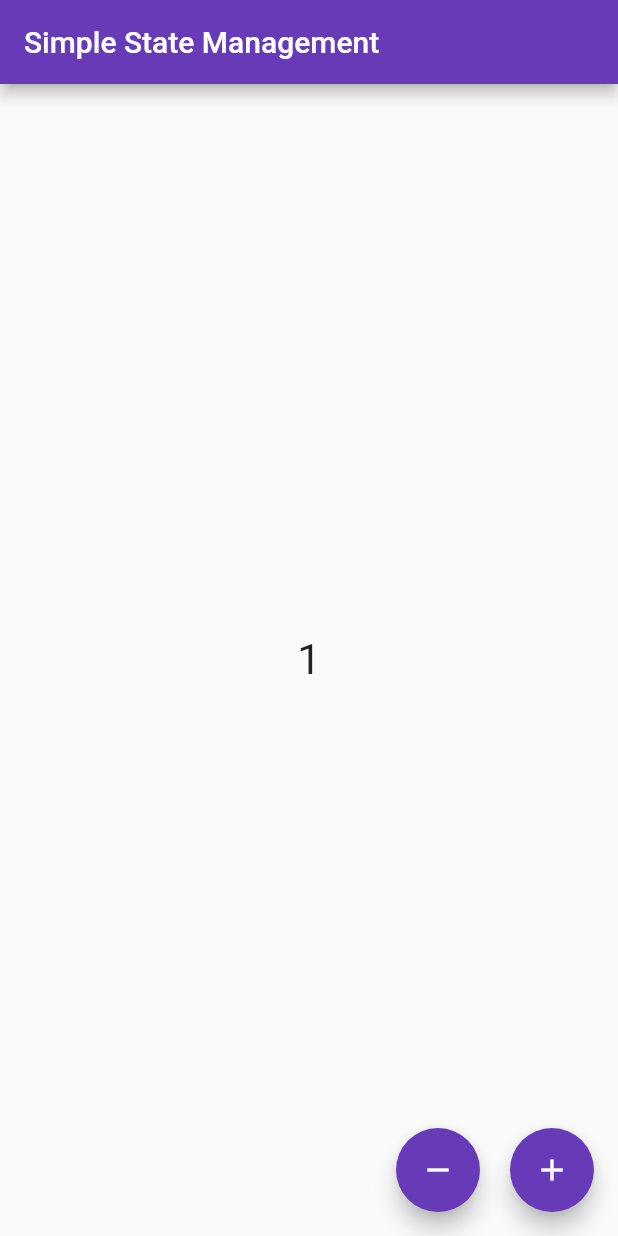
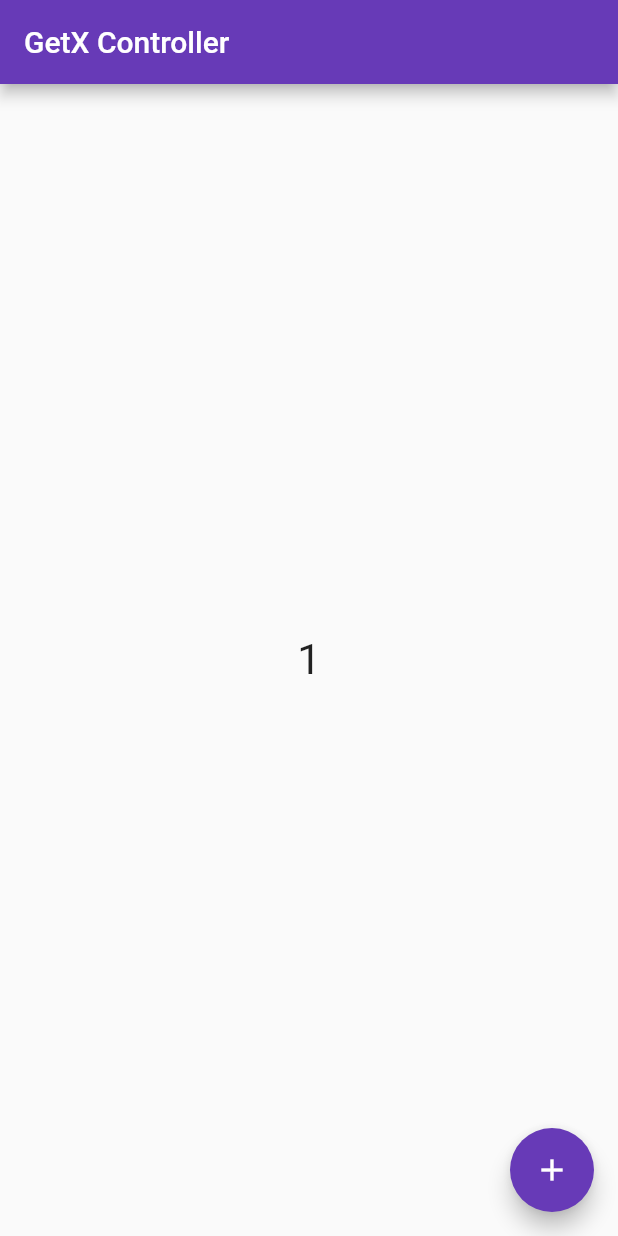
Before and after one commit to md-siam/getx_tutorial, a Flutter app: the screen it shows after launch, after a tap on the "add" icon, on a phone screen of 412 x 824 dp. Run offline on Flutter 3.47's test engine with Material 2 defaults, Android fonts, the phone set to English and light mode, and no system bars; our stand-ins replace get.

Commit message:
getx_controller

```diff
--- /dev/null
+++ b/lib/getx_controller/controller.dart
@@ -0,0 +1,60 @@
+import 'package:flutter/foundation.dart';
+import 'package:get/get.dart';
+
+// Class name can be anything
+class Controller extends GetxController {
+  // Declare the reactive variable
+  final count = 0.obs;
+  // // Declare the normal variable
+  // int count = 0;
+
+  void increment() {
+    count.value++;
+    // count++;
+    // update();
+    // update(['count1']);
+    // update(['count1'], count < 10);
+  }
+
+  void clearCount() {
+    debugPrint('clearCount been called');
+    count.value = 0;
+    // count = 0;
+    // update();
+  }
+
+  @override
+  void onInit() {
+    super.onInit();
+    debugPrint('Controller on Init been called');
+
+    /// Called every time `count` changes
+    ever(count, (_) => debugPrint('$_ has been called'));
+    // everAll([count], (_) => debugPrint('$_ has been changes'));
+
+    /// Called `only first time` the variable $_ is changed
+    // once(count,(_)=> debugPrint('$_ was changed once'));
+
+    /// Called every time the user `stops typing` for 1000 milliseconds
+    /// used for designing search bar
+    // debounce(count, (_) => debugPrint('debounce $_'),
+    //     time: const Duration(milliseconds: 1000));
+
+    /// `Ignore` all changes within 1000 milliseconds
+    // interval(count,(_)=> debugPrint('interval $_'),
+    //    time: const Duration(milliseconds:1000));
+  }
+
+  @override
+  void onReady() {
+    super.onReady();
+    debugPrint('Controller onReady been called');
+  }
+
+  @override
+  void onClose() {
+    debugPrint('Controller onClose been called');
+    clearCount();
+    super.onClose();
+  }
+}
--- /dev/null
+++ b/lib/getx_controller/detail_page.dart
@@ -0,0 +1,60 @@
+import 'package:flutter/material.dart';
+import 'package:get/get.dart';
+
+import 'controller.dart';
+
+class DetailPage extends StatelessWidget {
+  DetailPage({Key? key}) : super(key: key);
+
+  final controller = Get.put(Controller());
+
+  @override
+  Widget build(BuildContext context) {
+    return Scaffold(
+      appBar: AppBar(title: const Text('Detail Page')),
+      body: Center(
+        child: Column(
+          mainAxisAlignment: MainAxisAlignment.center,
+          children: [
+            // // Reactive State Management
+            // GetX<Controller>(
+            //   init: Controller(),
+            //   builder: (controller) => Text(
+            //     '${controller.count.value}',
+            //     style: const TextStyle(fontSize: 28),
+            //   ),
+            // ),
+            // Obx(
+            //   () => Text(
+            //     '${controller.count.value}',
+            //     style: const TextStyle(fontSize: 28),
+            //   ),
+            // ),
+
+            // Simple State Management
+            GetBuilder<Controller>(
+              id: 'count1',
+              // init: Controller(),
+              builder: (controller) => Text(
+                '${controller.count}',
+                style: const TextStyle(fontSize: 28),
+              ),
+            ),
+            // GetBuilder<Controller>(
+            //   id: 'count2',
+            //   init: Controller(),
+            //   builder: (controller) => Text(
+            //     '${controller.count}',
+            //     style: const TextStyle(fontSize: 28),
+            //   ),
+            // ),
+          ],
+        ),
+      ),
+      floatingActionButton: FloatingActionButton(
+        child: const Icon(Icons.add),
+        onPressed: () => Get.find<Controller>().increment(),
+      ),
+    );
+  }
+}
--- /dev/null
+++ b/lib/getx_controller/view.dart
@@ -0,0 +1,71 @@
+import 'package:flutter/material.dart';
+import 'package:get/get.dart';
+
+import 'controller.dart';
+import 'detail_page.dart';
+
+class GetXControllerExample extends StatelessWidget {
+  GetXControllerExample({Key? key}) : super(key: key);
+
+  // final controller = Get.put(Controller());
+
+  @override
+  Widget build(BuildContext context) {
+    return GetMaterialApp(
+      debugShowCheckedModeBanner: false,
+      theme: ThemeData(primarySwatch: Colors.deepPurple),
+      home: Scaffold(
+        appBar: AppBar(
+          title: const Text('GetX Controller'),
+        ),
+        body: Center(
+          child: Column(
+            mainAxisAlignment: MainAxisAlignment.center,
+            children: [
+              //! Reactive State Management
+              GetX<Controller>(
+                init: Controller(),
+                builder: (controller) => Text(
+                  '${controller.count.value}',
+                  style: const TextStyle(fontSize: 28),
+                ),
+              ),
+              // Obx(
+              //   () => Text(
+              //     '${controller.count.value}',
+              //     style: const TextStyle(fontSize: 28),
+              //   ),
+              // ),
+
+              //! Simple State Management
+              // GetBuilder<Controller>(
+              //   id: 'count1',
+              //   init: Controller(),
+              //   builder: (controller) => Text(
+              //     '${controller.count}',
+              //     style: const TextStyle(fontSize: 28),
+              //   ),
+              // ),
+              // GetBuilder<Controller>(
+              //   id: 'count2',
+              //   init: Controller(),
+              //   builder: (controller) => Text(
+              //     '${controller.count}',
+              //     style: const TextStyle(fontSize: 28),
+              //   ),
+              // ),
+              // ElevatedButton(
+              //   onPressed: () => Get.to(() => DetailPage()),
+              //   child: const Text('Detail Page'),
+              // ),
+            ],
+          ),
+        ),
+        floatingActionButton: FloatingActionButton(
+          child: const Icon(Icons.add),
+          onPressed: () => Get.find<Controller>().increment(),
+        ),
+      ),
+    );
+  }
+}
--- a/lib/main.dart
+++ b/lib/main.dart
@@ -16,7 +16,8 @@ class MyApp extends StatelessWidget {
       theme: ThemeData(primarySwatch: Colors.deepPurple),
       //home: const GetNavigation(),
       //home: ReactiveStateManagement(),
-      home: const SimpleStateManagement(),
+      //home: const SimpleStateManagement(),
+      home:  GetXControllerExample(),
     );
   }
 }
--- a/lib/routes.dart
+++ b/lib/routes.dart
@@ -1,3 +1,4 @@
 export '/navigation/navigation.dart';
 export '/state_management/reactive/reactive_state_management.dart';
 export '/state_management/simple/simple_state_management.dart';
+export 'getx_controller/view.dart';
--- a/lib/state_management/simple/simple_state_controller.dart
+++ b/lib/state_management/simple/simple_state_controller.dart
@@ -19,7 +19,7 @@ class Controller extends GetxController {
   void decrement() {
     counter--;
     // use update() to update counter variable
-    // on UI when increment be called
+    // on UI when decrement be called
     update();
   }
 }
```
Also changed, not shown: lib/getx_controller/getx_controller.dart (deleted, +0 -10 lines), assets/images/getx_controller_detail_page.png (added), assets/images/getx_controller_lifecycle.png (added), 3 other files.
